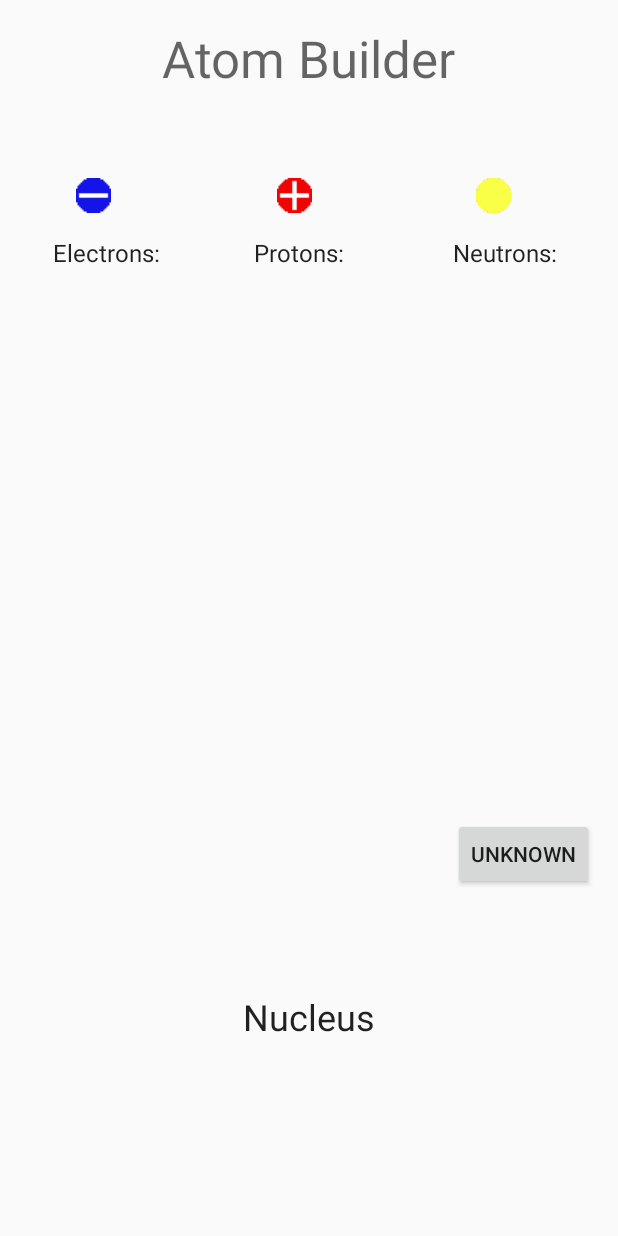
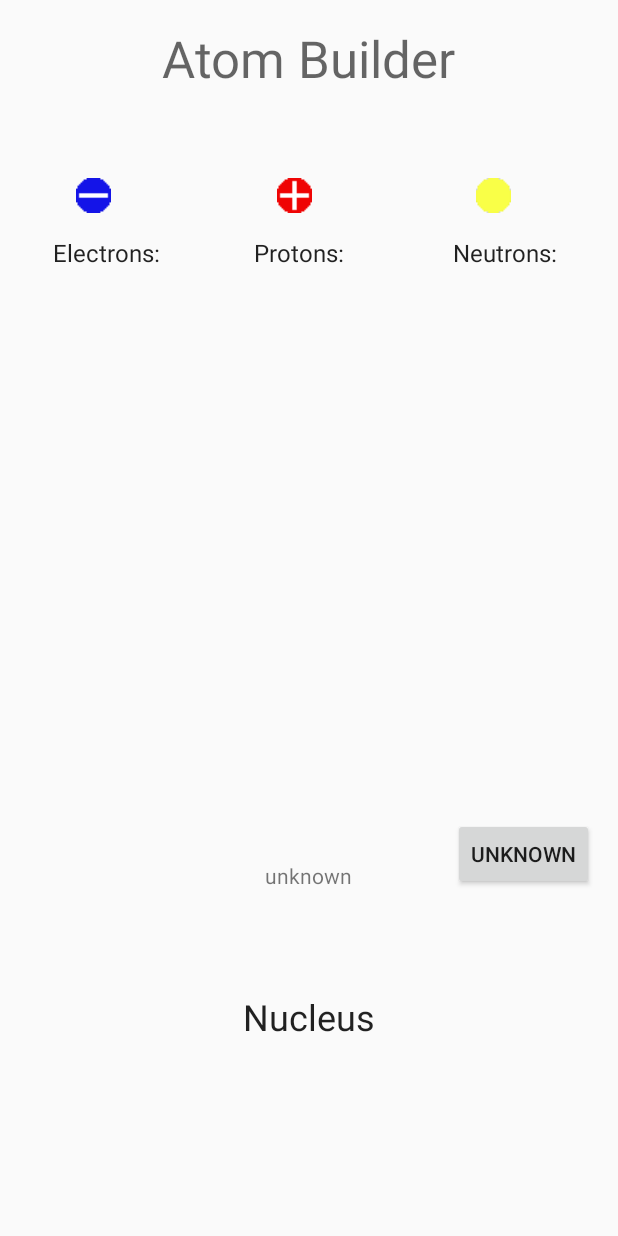
Before and after one commit to srinva/InteractiveChemistry, an Android app: the AtomBuilder screen opened directly, with no data from a screen before it, on a phone screen of 412 x 824 dp. Run offline under Robolectric (Android 15) with nearby library versions, the phone set to English and light mode, and no system bars.

Commit message:
1-9-17 --Jason--
-Got stable or not stable working
-Works based on proton or electron value
-You have to add protons first

```diff
--- a/app/src/main/java/afhs/tsa/softdev/interactivechemistry/AtomBuilder.java
+++ b/app/src/main/java/afhs/tsa/softdev/interactivechemistry/AtomBuilder.java
@@ -17,7 +17,7 @@ public class AtomBuilder extends AppCompatActivity {
     int electrons = 0;
     int neutrons = 0;
     String element; //String value of element name, will be displayed on button
-    TextView drop, state, estate, nstate;
+    TextView drop, state, estate, nstate, atomstatus;
     ImageView pro, neu, ele;
     @Override
     protected void onCreate(Bundle savedInstanceState) {
@@ -30,8 +30,9 @@ public class AtomBuilder extends AppCompatActivity {
 
         drop = (TextView) findViewById(R.id.drop);
         estate = (TextView) findViewById(R.id.estate);
-        state = (TextView) findViewById(R.id.state);
+        state = (TextView) findViewById(R.id.atomstatus);
         nstate = (TextView) findViewById(R.id.nstate);
+        atomstatus = (TextView)findViewById(R.id.atomstate);
         ele = (ImageView) findViewById(R.id.imageView);
         pro = (ImageView) findViewById(R.id.imageView2);
         neu = (ImageView) findViewById(R.id.imageView3);
@@ -66,22 +67,22 @@ public class AtomBuilder extends AppCompatActivity {
                     case DragEvent.ACTION_DRAG_ENTERED:
                         final View view = (View) event.getLocalState();
 
-                        if (view.getId() == R.id.imageView)  {
+                        if (view.getId() == R.id.imageView) {
                             drop.setBackgroundResource(R.color.colorPrimary);
                             drop.getBackground().setAlpha(50);
-                            estate.setText("Electrons: "+electrons);
+                            estate.setText("Electrons: " + electrons);
                         }
 
                         if (view.getId() == R.id.imageView2) {
                             drop.setBackgroundResource(R.color.colorPrimary);
                             drop.getBackground().setAlpha(50);
-                            state.setText("Protons: "+protons);
+                            state.setText("Protons: " + protons);
                         }
 
-                        if (view.getId() == R.id.imageView3)  {
+                        if (view.getId() == R.id.imageView3) {
                             drop.setBackgroundResource(R.color.colorPrimary);
                             drop.getBackground().setAlpha(50);
-                            nstate.setText("Neutrons: "+neutrons);
+                            nstate.setText("Neutrons: " + neutrons);
                         }
                         break;
 
@@ -90,17 +91,17 @@ public class AtomBuilder extends AppCompatActivity {
 
                         if (view4.getId() == R.id.imageView) {
                             drop.getBackground().setAlpha(00);
-                            estate.setText("Electrons: "+electrons);
+                            estate.setText("Electrons: " + electrons);
                         }
 
                         if (view4.getId() == R.id.imageView2) {
                             drop.getBackground().setAlpha(00);
-                            state.setText("Protons: "+protons);
+                            state.setText("Protons: " + protons);
                         }
 
                         if (view4.getId() == R.id.imageView3) {
                             drop.getBackground().setAlpha(00);
-                            nstate.setText("Neutrons: "+neutrons);
+                            nstate.setText("Neutrons: " + neutrons);
                         }
                         break;
                     case DragEvent.ACTION_DRAG_EXITED:
@@ -110,19 +111,19 @@ public class AtomBuilder extends AppCompatActivity {
                         if (view2.getId() == R.id.imageView) {
                             state.setText("");
                             drop.getBackground().setAlpha(00);
-                            estate.setText("Electrons: "+electrons);
+                            estate.setText("Electrons: " + electrons);
                         }
 
                         if (view2.getId() == R.id.imageView2) {
                             state.setText("");
                             drop.getBackground().setAlpha(00);
-                            state.setText("Protons: "+protons);
+                            state.setText("Protons: " + protons);
                         }
 
                         if (view2.getId() == R.id.imageView3) {
                             state.setText("");
                             drop.getBackground().setAlpha(00);
-                            nstate.setText("Neutrons: "+neutrons);
+                            nstate.setText("Neutrons: " + neutrons);
                         }
                         break;
                     case DragEvent.ACTION_DROP:
@@ -133,23 +134,43 @@ public class AtomBuilder extends AppCompatActivity {
 
                             neutrons++;
 
-                            nstate.setText("Neutrons: "+neutrons);
+                            nstate.setText("Neutrons: " + neutrons);
 
                         }
 
                         if (view3.getId() == R.id.imageView) {
 
                             electrons++;
+                            estate.setText("Electrons: " + electrons);
 
-                            estate.setText("Electrons: "+electrons);
+                            if (protons == 2) {
+                                int heliume = 2;
+                                if (electrons == heliume) {
+                                    atomstatus.setText("Your atom is stable");
+                                }
+                                else{
+                                    atomstatus.setText("Your atom is unstable");
+                                }
+                            }
+
+                            if (protons == 3) {
+                                int lithiume1 = 3;
+                                int lithiume2 = 4;
+                                if (electrons == lithiume1 || electrons == lithiume2) {
+                                    atomstatus.setText("Your atom is stable");
+                                }
+                                else{
+                                    atomstatus.setText("Your atom is unstable");
+                                }
+                            }
 
                         }
 
                             if (view3.getId() == R.id.imageView2) {
 
-                            protons ++;
+                                protons++;
 
-                            state.setText("Protons: "+protons);
+                                state.setText("Protons: " + protons);
 
                                 if (protons == 1) {
                                     Button elementbutton = (Button) findViewById(R.id.elementbutton);
@@ -673,142 +694,143 @@ public class AtomBuilder extends AppCompatActivity {
                                     element = "Lanthanum";
                                 }
 
-                            if (protons == 58){
+                                if (protons == 58) {
                                     Button elementbutton = (Button) findViewById(R.id.elementbutton);
                                     elementbutton.setText("Cerium");
                                     element = "Cerium";
                                 }
 
-                            if (protons == 59){
+                                if (protons == 59) {
                                     Button elementbutton = (Button) findViewById(R.id.elementbutton);
                                     elementbutton.setText("Praseodymium");
                                     element = "Praseodymium";
                                 }
 
-                            if (protons == 60){
+                                if (protons == 60) {
                                     Button elementbutton = (Button) findViewById(R.id.elementbutton);
                                     elementbutton.setText("Neodymium");
                                     element = "Neodymium";
                                 }
 
-                            if (protons == 61){
+                                if (protons == 61) {
                                     Button elementbutton = (Button) findViewById(R.id.elementbutton);
                                     elementbutton.setText("Promethium");
                                     element = "	Promethium	";
                                 }
 
-                            if (protons == 62){
+                                if (protons == 62) {
                                     Button elementbutton = (Button) findViewById(R.id.elementbutton);
                                     elementbutton.setText("Samarium");
                                     element = "Samarium";
                                 }
 
-                            if (protons == 63){
+                                if (protons == 63) {
                                     Button elementbutton = (Button) findViewById(R.id.elementbutton);
                                     elementbutton.setText("Europium");
                                     element = "Europium";
                                 }
 
-                            if (protons == 64){
+                                if (protons == 64) {
                                     Button elementbutton = (Button) findViewById(R.id.elementbutton);
                                     elementbutton.setText("Gadolinium");
                                     element = "Gadolinium";
                                 }
 
-                            if (protons == 65){
+                                if (protons == 65) {
                                     Button elementbutton = (Button) findViewById(R.id.elementbutton);
                                     elementbutton.setText("Terbium");
                                     element = "Terbium";
                                 }
 
-                            if (protons == 66){
+                                if (protons == 66) {
                                     Button elementbutton = (Button) findViewById(R.id.elementbutton);
                                     elementbutton.setText("Dysprosium");
                                     element = "Dysprosium";
                                 }
 
-                            if (protons == 67){
+                                if (protons == 67) {
                                     Button elementbutton = (Button) findViewById(R.id.elementbutton);
                                     elementbutton.setText("Holmium");
                                     element = "Holmium";
                                 }
 
-                            if (protons == 68){
+                                if (protons == 68) {
                                     Button elementbutton = (Button) findViewById(R.id.elementbutton);
                                     elementbutton.setText("Erbium");
                                     element = "Erbium";
                                 }
 
-                            if (protons == 69){
+                                if (protons == 69) {
                                     Button elementbutton = (Button) findViewById(R.id.elementbutton);
                                     elementbutton.setText("Thulium");
                                     element = "Thulium";
                                 }
 
-                            if (protons == 70){
+                                if (protons == 70) {
                                     Button elementbutton = (Button) findViewById(R.id.elementbutton);
                                     elementbutton.setText("Ytterbium");
                                     element = "Ytterbium";
                                 }
 
-                            if (protons == 71){
+                                if (protons == 71) {
                                     Button elementbutton = (Button) findViewById(R.id.elementbutton);
                                     elementbutton.setText("Lutetium");
                                     element = "Lutetium";
                                 }
 
-                            if (protons == 72){
+                                if (protons == 72) {
                                     Button elementbutton = (Button) findViewById(R.id.elementbutton);
                                     elementbutton.setText("Hafnium");
                                     element = "Hafnium";
                                 }
 
-                            if (protons == 73){
+                                if (protons == 73) {
                                     Button elementbutton = (Button) findViewById(R.id.elementbutton);
                                     elementbutton.setText("Tantalum");
                                     element = "Tantalum";
                                 }
 
-                            if (protons == 74){
+                                if (protons == 74) {
                                     Button elementbutton = (Button) findViewById(R.id.elementbutton);
                                     elementbutton.setText("Tungsten");
                                     element = "Tungsten";
                                 }
 
-                            if (protons == 75){
+                                if (protons == 75) {
                                     Button elementbutton = (Button) findViewById(R.id.elementbutton);
                                     elementbutton.setText("Rhenium");
                                     element = "Rhenium";
                                 }
 
-                            if (protons == 76){
+                                if (protons == 76) {
                                     Button elementbutton = (Button) findViewById(R.id.elementbutton);
                                     elementbutton.setText("Osmium");
                                     element = "Osmium";
                                 }
 
-                            if (protons == 77){
+                                if (protons == 77) {
                                     Button elementbutton = (Button) findViewById(R.id.elementbutton);
                                     elementbutton.setText("Iridium");
                                     element = "Iridium";
                                 }
 
-                            if (protons == 78){
+                                if (protons == 78) {
                                     Button elementbutton = (Button) findViewById(R.id.elementbutton);
                                     elementbutton.setText("Platinum");
                                     element = "Platinum";
                                 }
 
-                            if (protons == 79){
+                                if (protons == 79) {
                                     Button elementbutton = (Button) findViewById(R.id.elementbutton);
                                     elementbutton.setText("Gold");
                                     element = "Gold";
                                 }
 
-                            if (protons == 80){
+                                if (protons == 80) {
                                     Button elementbutton = (Button) findViewById(R.id.elementbutton);
                                     elementbutton.setText("Mercury");
                                     element = "Mercury";
+
                                 }
                             }
                             break;
@@ -816,12 +838,6 @@ public class AtomBuilder extends AppCompatActivity {
                         return true;
                 }
 
+            };
 
         };
-
-
-
-
-
-
-    }
--- a/app/src/main/res/layout/activity_atom_builder.xml
+++ b/app/src/main/res/layout/activity_atom_builder.xml
@@ -57,20 +57,10 @@
         android:text="Protons: "
         android:layout_width="wrap_content"
         android:layout_height="wrap_content"
-        android:id="@+id/state"
+        android:id="@+id/atomstatus"
         android:textAppearance="@android:style/TextAppearance.Material.Widget.TextView.PopupMenu"
         android:layout_below="@+id/imageView2"
         android:layout_alignStart="@+id/imageView2" />
-
-    <TextView
-        android:text="Neutrons:"
-        android:layout_width="wrap_content"
-        android:layout_height="wrap_content"
-        android:id="@+id/nstate"
-        android:textAppearance="@android:style/TextAppearance.Material.Widget.TextView.PopupMenu"
-        android:layout_alignBaseline="@+id/state"
-        android:layout_alignBottom="@+id/state"
-        android:layout_alignStart="@+id/elementbutton" />
 
     <ImageView
         android:layout_width="wrap_content"
@@ -100,4 +90,21 @@
         android:layout_alignParentStart="true"
         android:layout_marginStart="19dp" />
 
+    <TextView
+        android:text="Neutrons:"
+        android:layout_width="wrap_content"
+        android:layout_height="wrap_content"
+        android:id="@+id/nstate"
+        android:textAppearance="@android:style/TextAppearance.Material.Widget.TextView.PopupMenu"
+        android:layout_alignTop="@+id/atomstatus"
+        android:layout_alignStart="@+id/elementbutton" />
+
+    <TextView
+        android:text="unknown"
+        android:layout_width="wrap_content"
+        android:layout_height="wrap_content"
+        android:layout_alignBottom="@+id/elementbutton"
+        android:layout_centerHorizontal="true"
+        android:id="@+id/atomstate" />
+
 </RelativeLayout>
--- a/app/src/main/res/layout/heliuminfo.xml
+++ b/app/src/main/res/layout/heliuminfo.xml
@@ -27,4 +27,5 @@
         android:id="@+id/textView6"
         android:layout_alignParentTop="true"
         android:layout_centerHorizontal="true" />
+
 </RelativeLayout>
```
Lines whose indentation alone changed are shown as unchanged.
